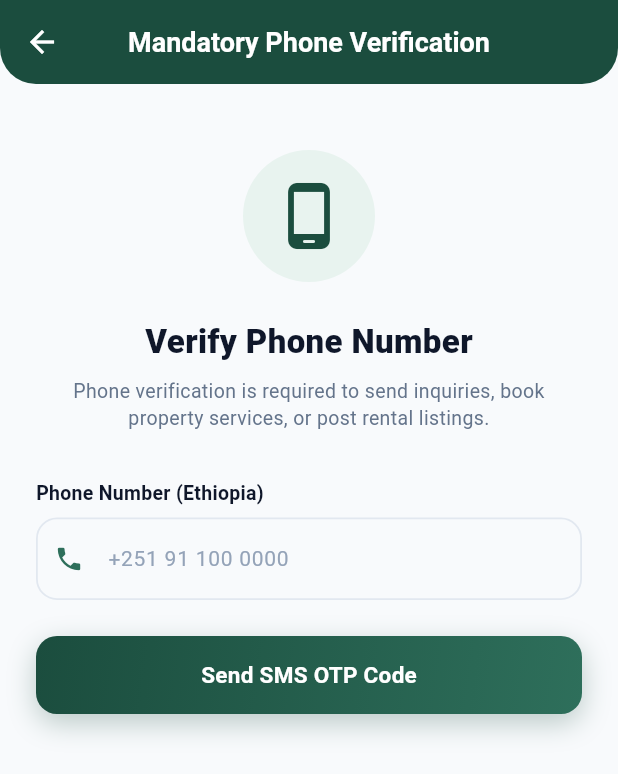
After one commit to wabitana/EthiopianHouseRentalPlatformWebsite, a Flutter app: the PhoneVerificationScreen screen opened directly, on a phone screen of 412 x 824 dp. The commit adds this screen. Shown: the top 774 px of the screen. Run offline on Flutter 3.47's test engine with Material 3 defaults, Android fonts, the phone set to English and light mode, and no system bars; our stand-ins replace flutter_map, flutter_secure_storage, geolocator, google_fonts, google_sign_in, image_picker and 3 more; missing offline and left inert: dart:js_interop; accounts and stored records are empty; network calls fail.

Commit message:
feat: implement core authentication system with registration, role-based login, and multi-factor verification workflows

```diff
--- a/mobile/lib/core/constants/api_endpoints.dart
+++ b/mobile/lib/core/constants/api_endpoints.dart
@@ -26,6 +26,10 @@ class ApiEndpoints {
 
   // Auth endpoints
   static String get register => '$baseUrl/auth/register';
+  static String get verifyEmail => '$baseUrl/auth/verify-email';
+  static String get sendPhoneOtp => '$baseUrl/auth/send-phone-otp';
+  static String get verifyPhoneOtp => '$baseUrl/auth/verify-phone-otp';
+  static String get refreshToken => '$baseUrl/auth/refresh-token';
   static String get login => '$baseUrl/auth/login';
   static String get google => '$baseUrl/auth/google';
   static String get logout => '$baseUrl/auth/logout';
--- a/mobile/lib/data/datasources/auth_remote_datasource_impl.dart
+++ b/mobile/lib/data/datasources/auth_remote_datasource_impl.dart
@@ -129,6 +129,42 @@ class ApiAuthRemoteDataSource implements AuthRemoteDataSource {
       requireAuth: false,
     );
 
+    if (res != null) {
+      if (res['token'] != null && res['user'] != null) {
+        await TokenStorage.saveToken(res['token'] as String);
+        final userMap = res['user'] as Map<String, dynamic>;
+        await TokenStorage.saveUserData(userMap);
+        final user = UserModel.fromJson(userMap);
+        await TokenStorage.saveUserRole(user.role.code);
+        return user;
+      }
+      if (res['requiresEmailVerification'] == true || res['email'] != null) {
+        return UserModel(
+          id: 'pending-${DateTime.now().millisecondsSinceEpoch}',
+          name: name,
+          email: email,
+          phone: phone,
+          role: role,
+          isVerified: false,
+          isEmailVerified: false,
+          isPhoneVerified: false,
+          createdAt: DateTime.now(),
+        );
+      }
+    }
+    throw ApiException('Failed to parse registration response');
+  }
+
+  Future<UserModel> verifyEmail(String email, String code) async {
+    final res = await ApiClient.post(
+      ApiEndpoints.verifyEmail,
+      body: {
+        'email': email,
+        'code': code,
+      },
+      requireAuth: false,
+    );
+
     if (res != null && res['token'] != null && res['user'] != null) {
       await TokenStorage.saveToken(res['token'] as String);
       final userMap = res['user'] as Map<String, dynamic>;
@@ -137,7 +173,25 @@ class ApiAuthRemoteDataSource implements AuthRemoteDataSource {
       await TokenStorage.saveUserRole(user.role.code);
       return user;
     }
-    throw ApiException('Failed to parse registration response');
+    throw ApiException('Invalid email verification code');
+  }
+
+  Future<bool> sendPhoneOtp(String phone) async {
+    final res = await ApiClient.post(
+      ApiEndpoints.sendPhoneOtp,
+      body: {'phone': phone},
+      requireAuth: true,
+    );
+    return res != null && res['message'] != null;
+  }
+
+  Future<bool> verifyPhoneOtp(String code) async {
+    final res = await ApiClient.post(
+      ApiEndpoints.verifyPhoneOtp,
+      body: {'code': code},
+      requireAuth: true,
+    );
+    return res != null && (res['isPhoneVerified'] == true || res['message'] != null);
   }
 
   @override
--- /dev/null
+++ b/mobile/lib/features/auth/screens/phone_verification_screen.dart
@@ -0,0 +1,165 @@
+import 'package:flutter/material.dart';
+import 'package:provider/provider.dart';
+import '../../../core/theme/app_colors.dart';
+import '../../../shared/widgets/custom_button.dart';
+import '../../../shared/widgets/custom_text_field.dart';
+import '../providers/auth_provider.dart';
+
+class PhoneVerificationScreen extends StatefulWidget {
+  const PhoneVerificationScreen({super.key});
+
+  @override
+  State<PhoneVerificationScreen> createState() => _PhoneVerificationScreenState();
+}
+
+class _PhoneVerificationScreenState extends State<PhoneVerificationScreen> {
+  final _phoneController = TextEditingController();
+  final _codeController = TextEditingController();
+  bool _codeSent = false;
+
+  void _onSendOtp() async {
+    final phone = _phoneController.text.trim();
+    if (phone.isEmpty) {
+      ScaffoldMessenger.of(context).showSnackBar(
+        const SnackBar(content: Text('Please enter a valid Ethiopian phone number')),
+      );
+      return;
+    }
+
+    final authProvider = context.read<AuthProvider>();
+    final success = await authProvider.sendPhoneOtp(phone);
+    if (success && mounted) {
+      setState(() => _codeSent = true);
+      ScaffoldMessenger.of(context).showSnackBar(
+        const SnackBar(content: Text('SMS OTP sent to your phone number.')),
+      );
+    }
+  }
+
+  void _onVerifyOtp() async {
+    final code = _codeController.text.trim();
+    if (code.length < 6) {
+      ScaffoldMessenger.of(context).showSnackBar(
+        const SnackBar(content: Text('Please enter the full 6-digit SMS OTP')),
+      );
+      return;
+    }
+
+    final authProvider = context.read<AuthProvider>();
+    final success = await authProvider.verifyPhoneOtp(code);
+    if (success && mounted) {
+      ScaffoldMessenger.of(context).showSnackBar(
+        const SnackBar(
+          content: Text('Phone verified successfully! Profile status updated.'),
+          backgroundColor: AppColors.primary,
+        ),
+      );
+      Navigator.of(context).pop();
+    }
+  }
+
+  @override
+  void dispose() {
+    _phoneController.dispose();
+    _codeController.dispose();
+    super.dispose();
+  }
+
+  @override
+  Widget build(BuildContext context) {
+    final authProvider = context.watch<AuthProvider>();
+
+    return Scaffold(
+      backgroundColor: const Color(0xFFF8FAFC),
+      appBar: AppBar(
+        title: const Text('Mandatory Phone Verification'),
+        backgroundColor: AppColors.primary,
+        foregroundColor: Colors.white,
+      ),
+      body: SingleChildScrollView(
+        padding: const EdgeInsets.all(24),
+        child: Column(
+          children: [
+            const SizedBox(height: 20),
+            Container(
+              padding: const EdgeInsets.all(20),
+              decoration: BoxDecoration(
+                color: AppColors.primaryContainer,
+                shape: BoxShape.circle,
+              ),
+              child: const Icon(
+                Icons.phone_android_rounded,
+                size: 48,
+                color: AppColors.primary,
+              ),
+            ),
+            const SizedBox(height: 24),
+            const Text(
+              'Verify Phone Number',
+              style: TextStyle(
+                fontSize: 22,
+                fontWeight: FontWeight.w900,
+                color: AppColors.textPrimary,
+              ),
+            ),
+            const SizedBox(height: 8),
+            const Text(
+              'Phone verification is required to send inquiries, book property services, or post rental listings.',
+              textAlign: TextAlign.center,
+              style: TextStyle(
+                fontSize: 13,
+                color: AppColors.textSecondary,
+                height: 1.4,
+              ),
+            ),
+            const SizedBox(height: 32),
+
+            if (!_codeSent) ...[
+              CustomTextField(
+                label: 'Phone Number (Ethiopia)',
+                hint: '+251 91 100 0000',
+                controller: _phoneController,
+                prefixIcon: Icons.phone,
+                keyboardType: TextInputType.phone,
+              ),
+              const SizedBox(height: 24),
+              CustomButton(
+                text: 'Send SMS OTP Code',
+                isLoading: authProvider.isLoading,
+                onPressed: _onSendOtp,
+              ),
+            ] else ...[
+              TextField(
+                controller: _codeController,
+                keyboardType: TextInputType.number,
+                maxLength: 6,
+                textAlign: TextAlign.center,
+                style: const TextStyle(
+                  fontSize: 28,
+                  fontWeight: FontWeight.bold,
+                  letterSpacing: 10,
+                  color: AppColors.primary,
+                ),
+                decoration: InputDecoration(
+                  hintText: '123456',
+                  counterText: '',
+                  fillColor: Colors.white,
+                  filled: true,
+                  border: OutlineInputBorder(
+                    borderRadius: BorderRadius.circular(16),
+                  ),
+                ),
+              ),
+              const SizedBox(height: 24),
+              CustomButton(
+                text: 'Verify SMS Code',
+                isLoading: authProvider.isLoading,
+                onPressed: _onVerifyOtp,
+              ),
+            ],
+          ],
+        ),
+      ),
+    );
+  }
+}
--- a/mobile/lib/shared/models/user_model.dart
+++ b/mobile/lib/shared/models/user_model.dart
@@ -37,6 +37,8 @@ class UserModel {
   final UserRole role;
   final String? avatarUrl;
   final bool isVerified;
+  final bool isEmailVerified;
+  final bool isPhoneVerified;
   final double rating;
   final int totalListings;
   final DateTime createdAt;
@@ -49,6 +51,8 @@ class UserModel {
     required this.role,
     this.avatarUrl,
     this.isVerified = false,
+    this.isEmailVerified = false,
+    this.isPhoneVerified = false,
     this.rating = 4.8,
     this.totalListings = 0,
     DateTime? createdAt,
@@ -62,6 +66,8 @@ class UserModel {
     UserRole? role,
     String? avatarUrl,
     bool? isVerified,
+    bool? isEmailVerified,
+    bool? isPhoneVerified,
     double? rating,
     int? totalListings,
   }) {
@@ -73,6 +79,8 @@ class UserModel {
       role: role ?? this.role,
       avatarUrl: avatarUrl ?? this.avatarUrl,
       isVerified: isVerified ?? this.isVerified,
+      isEmailVerified: isEmailVerified ?? this.isEmailVerified,
+      isPhoneVerified: isPhoneVerified ?? this.isPhoneVerified,
       rating: rating ?? this.rating,
       totalListings: totalListings ?? this.totalListings,
       createdAt: createdAt,
@@ -88,6 +96,8 @@ class UserModel {
       'role': role.code,
       'avatarUrl': avatarUrl,
       'isVerified': isVerified,
+      'isEmailVerified': isEmailVerified,
+      'isPhoneVerified': isPhoneVerified,
       'rating': rating,
       'totalListings': totalListings,
       'createdAt': createdAt.toIso8601String(),
@@ -103,6 +113,8 @@ class UserModel {
       role: UserRoleExtension.fromCode(json['role'] as String),
       avatarUrl: json['avatarUrl'] as String?,
       isVerified: json['isVerified'] as bool? ?? false,
+      isEmailVerified: json['isEmailVerified'] as bool? ?? false,
+      isPhoneVerified: json['isPhoneVerified'] as bool? ?? false,
       rating: (json['rating'] as num?)?.toDouble() ?? 4.8,
       totalListings: json['totalListings'] as int? ?? 0,
       createdAt: json['createdAt'] != null
```
Also changed, not shown: mobile/lib/features/auth/providers/auth_provider.dart (+65 -0 lines), mobile/lib/features/auth/screens/email_verification_screen.dart (added, +159 -0 lines), mobile/lib/features/auth/screens/register_screen.dart (+9 -16 lines), mobile/lib/features/house_provider/screens/provider_subscription_gate_screen.dart (added, +240 -0 lines), 3 other files.
